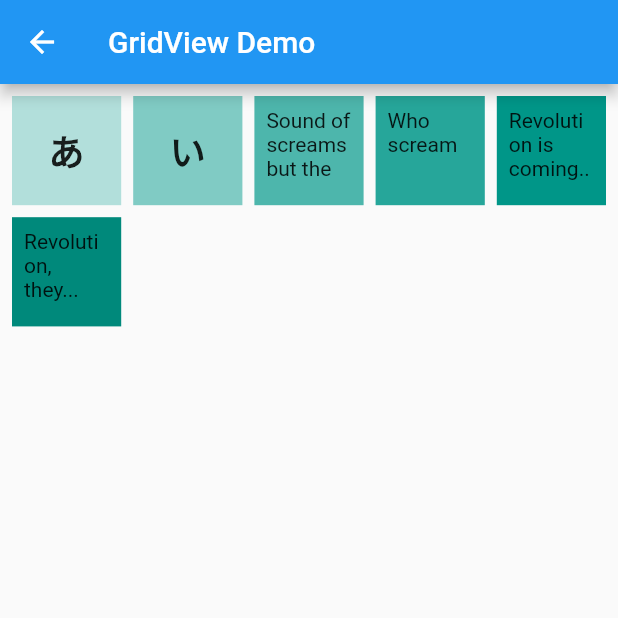
After one commit to flutteryou/widget_catalog, a Flutter app: the GridViewDemo screen opened directly, on a phone screen of 412 x 824 dp, the top half of it. The commit adds this screen. Run offline on Flutter 3.47's test engine with Material 2 defaults, Android fonts, the phone set to English and light mode, and no system bars.

Commit message:
add gridview

```diff
--- a/lib/main.dart
+++ b/lib/main.dart
@@ -1,4 +1,5 @@
 import 'package:flutter/material.dart';
+import 'package:flutter/rendering.dart';
 import 'package:widget_catalog/assets_images_and_icons_page.dart';
 import 'package:widget_catalog/accessibility_page.dart';
 import 'package:widget_catalog/animation_and_motion_page.dart';
@@ -15,6 +16,7 @@ import 'package:widget_catalog/styling_page.dart';
 import 'package:widget_catalog/text_page.dart';
 
 void main() {
+  // debugPaintSizeEnabled = true;
   runApp(MyApp());
 }
 
--- /dev/null
+++ b/lib/material_components/information_displays/grid_view.dart
@@ -0,0 +1,66 @@
+import 'package:flutter/material.dart';
+
+class GridViewDemo extends StatelessWidget {
+  static const TextStyle textStyle = TextStyle(
+    fontWeight: FontWeight.bold,
+    fontSize: 24,
+  );
+
+  @override
+  Widget build(BuildContext context) {
+    return Scaffold(
+      appBar: AppBar(
+        title: Text('GridView Demo'),
+      ),
+      body: GridView.count(
+        crossAxisCount: 5,
+        primary: false,
+        padding: const EdgeInsets.all(8),
+        crossAxisSpacing: 8,
+        mainAxisSpacing: 8,
+        children: <Widget>[
+          Container(
+            padding: const EdgeInsets.all(8),
+            child: const Center(
+              child: Text(
+                "あ",
+                style: textStyle,
+              ),
+            ),
+            color: Colors.teal[100],
+          ),
+          Container(
+            padding: const EdgeInsets.all(8),
+            child: Center(
+              child: const Text(
+                'い',
+                style: textStyle,
+              ),
+            ),
+            color: Colors.teal[200],
+          ),
+          Container(
+            padding: const EdgeInsets.all(8),
+            child: const Text('Sound of screams but the'),
+            color: Colors.teal[300],
+          ),
+          Container(
+            padding: const EdgeInsets.all(8),
+            child: const Text('Who scream'),
+            color: Colors.teal[400],
+          ),
+          Container(
+            padding: const EdgeInsets.all(8),
+            child: const Text('Revolution is coming...'),
+            color: Colors.teal[500],
+          ),
+          Container(
+            padding: const EdgeInsets.all(8),
+            child: const Text('Revolution, they...'),
+            color: Colors.teal[600],
+          ),
+        ],
+      ),
+    );
+  }
+}
```
Also changed, not shown: lib/material_components/information_displays/information_displays.dart (added, +37 -0 lines), lib/material_components/material_components_page.dart (+3 -9 lines).
